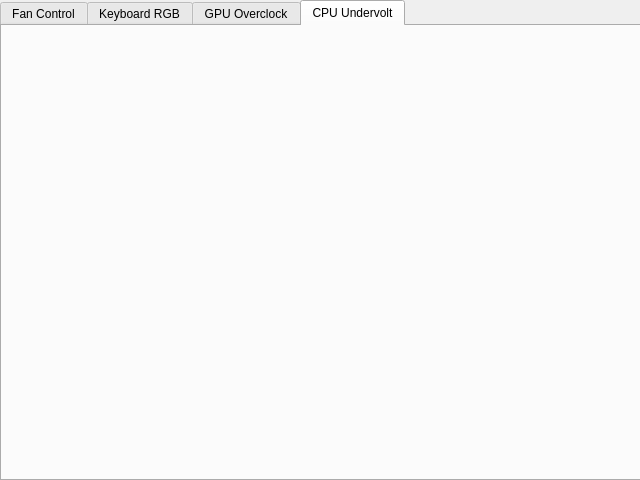
Qt form dialog.ui (kphanipavan/PredatorNonSense) before a commit.
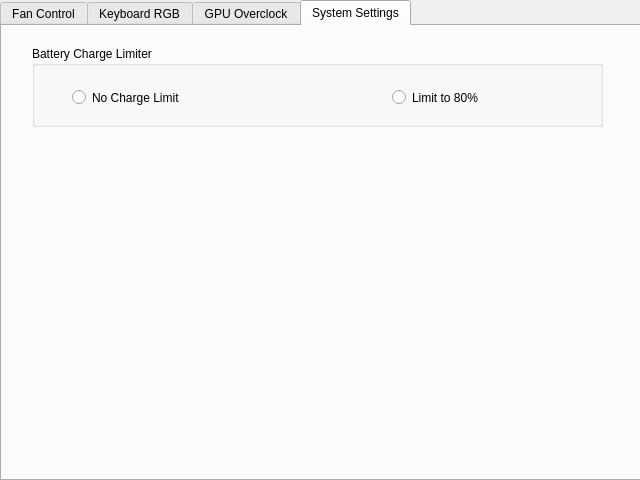
The same form after that commit. The open tabs and pages were chosen to show the change.

Commit message: Add bat chrg limit, replaced cpu tab, add auto ec

```diff
--- a/dialog.ui
+++ b/dialog.ui
@@ -693,8 +693,47 @@
    </widget>
    <widget class="QWidget" name="tab_4">
     <attribute name="title">
-     <string>CPU Undervolt</string>
+     <string>System Settings</string>
     </attribute>
+    <widget class="QGroupBox" name="groupBox_5">
+     <property name="geometry">
+      <rect>
+       <x>30</x>
+       <y>20</y>
+       <width>571</width>
+       <height>81</height>
+      </rect>
+     </property>
+     <property name="title">
+      <string>Battery Charge Limiter</string>
+     </property>
+     <widget class="QRadioButton" name="radioButton_17">
+      <property name="geometry">
+       <rect>
+        <x>40</x>
+        <y>40</y>
+        <width>121</width>
+        <height>23</height>
+       </rect>
+      </property>
+      <property name="text">
+       <string>No Charge Limit</string>
+      </property>
+     </widget>
+     <widget class="QRadioButton" name="radioButton_18">
+      <property name="geometry">
+       <rect>
+        <x>360</x>
+        <y>40</y>
+        <width>92</width>
+        <height>23</height>
+       </rect>
+      </property>
+      <property name="text">
+       <string>Limit to 80%</string>
+      </property>
+     </widget>
+    </widget>
    </widget>
   </widget>
  </widget>
```
Left out of the diff: 1 changed line with no effect on the pictures. The commit also changes 4 other files.
